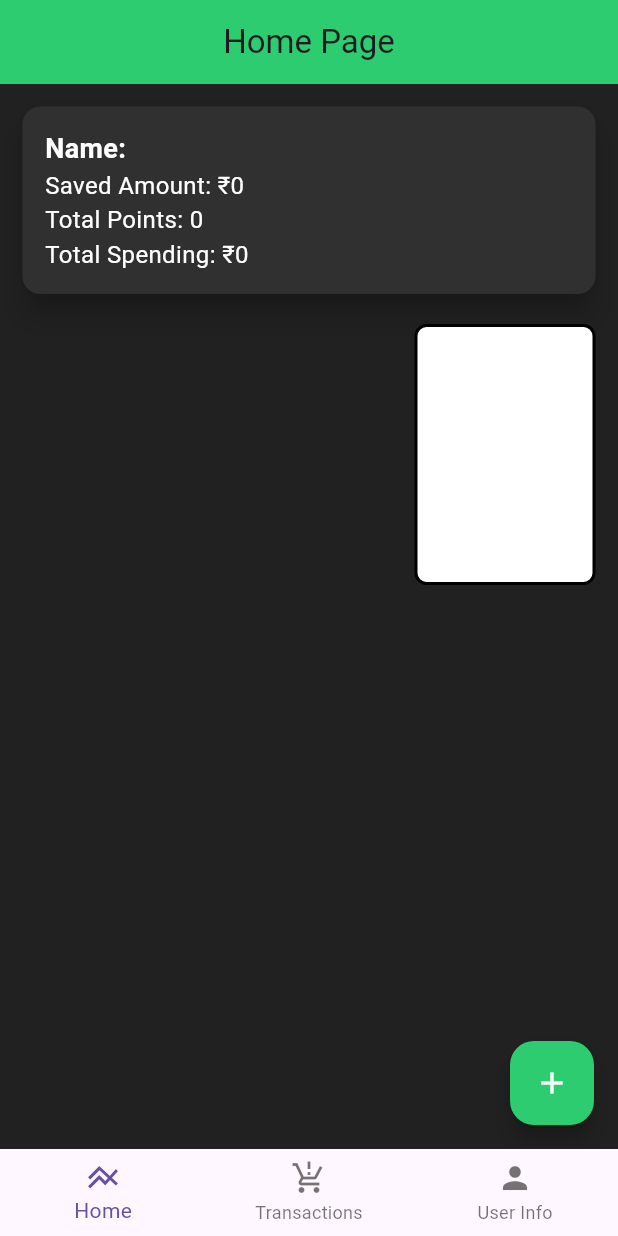
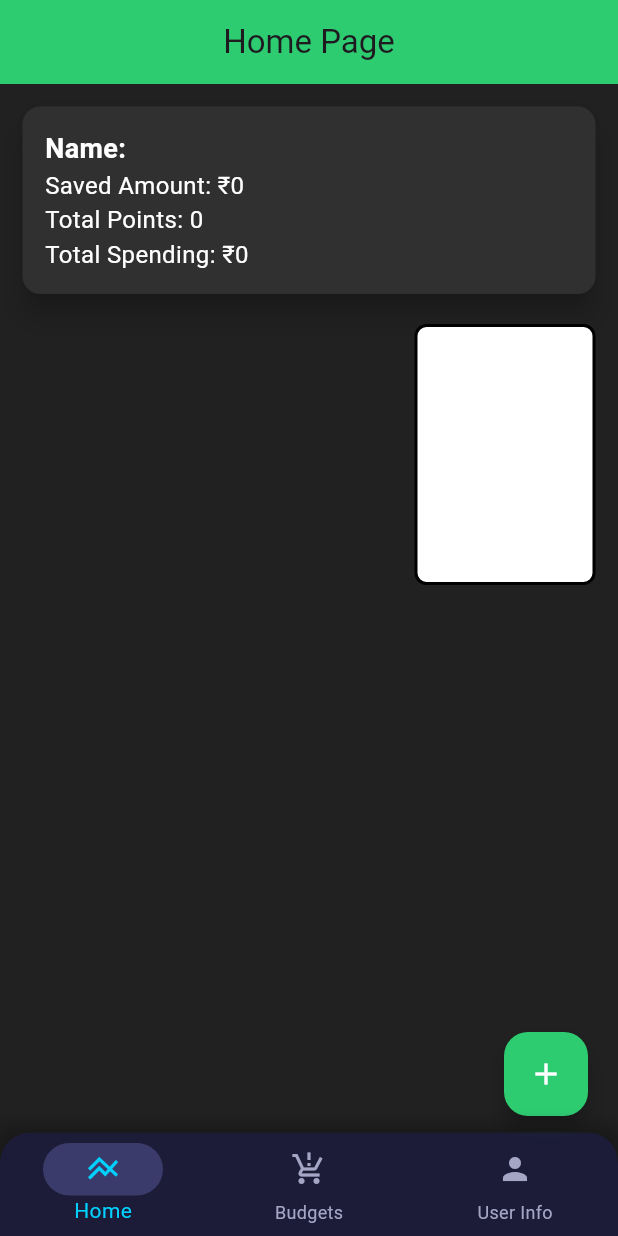
Before and after one commit to viking316/MiniProject, a Flutter app: the screen it shows after launch, on a phone screen of 412 x 824 dp. Run offline on Flutter 3.47's test engine with Material 3 defaults, Android fonts, the phone set to English and light mode, and no system bars; drawn by our look-alikes of fl_chart; our stand-ins replace cloud_firestore, firebase_core, font_awesome_flutter; accounts and stored records are empty.

```diff
--- a/lib/HomePage.dart
+++ b/lib/HomePage.dart
@@ -119,7 +119,6 @@ class _HomePageState extends State<HomePage> {
       ),
     );
   }
-
 @override
 Widget build(BuildContext context) {
   return Scaffold(
@@ -129,10 +128,16 @@ class _HomePageState extends State<HomePage> {
       backgroundColor: const Color(0xFF2ECC71),
       centerTitle: true,
     ),
-      body: isLoading
-          ? const Center(child: CircularProgressIndicator())
-          : Padding(
-              padding: const EdgeInsets.all(15.0),
+    body: Stack(
+      children: [
+        // Main content
+        Padding(
+          padding: const EdgeInsets.only(
+            left: 15.0,
+            right: 15.0,
+            top: 15.0,
+            bottom: 80.0, // Increased bottom padding for content
+          ),
           child: Column(
             crossAxisAlignment: CrossAxisAlignment.stretch,
             children: [
@@ -158,19 +163,24 @@ class _HomePageState extends State<HomePage> {
                         Text(
                           'Name: $userName',
                           style: const TextStyle(
-                                  fontSize: 18, fontWeight: FontWeight.bold, color: Colors.white),
+                              fontSize: 18,
+                              fontWeight: FontWeight.bold,
+                              color: Colors.white),
                         ),
                         Text(
                           'Saved Amount: ₹$savedAmount',
-                              style: const TextStyle(fontSize: 16, color: Colors.white),
+                          style:
+                              const TextStyle(fontSize: 16, color: Colors.white),
                         ),
                         Text(
                           'Total Points: $totalPoints',
-                              style: const TextStyle(fontSize: 16, color: Colors.white),
+                          style:
+                              const TextStyle(fontSize: 16, color: Colors.white),
                         ),
                         Text(
                           'Total Spending: ₹$totalSpending',
-                              style: const TextStyle(fontSize: 16, color: Colors.white),
+                          style:
+                              const TextStyle(fontSize: 16, color: Colors.white),
                         ),
                       ],
                     ),
@@ -209,11 +219,19 @@ class _HomePageState extends State<HomePage> {
             ],
           ),
         ),
-      floatingActionButton: AddTransactionFAB(
+        // Floating Action Button
+        Positioned(
+          bottom: 80, // Fixed position above the navigation bar
+          right: 20,  // Fixed position from the right edge
+          child: AddTransactionFAB(
             firestore: FirebaseFirestore.instance,
+          ),
+        ),
+      ],
     ),
   );
 }
+
 }
 
 class UserInfoPage extends StatelessWidget {
@@ -222,6 +240,7 @@ class UserInfoPage extends StatelessWidget {
   @override
   Widget build(BuildContext context) {
     return Scaffold(
+
       appBar: AppBar(
         title: const Text("User Info"),
         backgroundColor: const Color(0xFF2ECC71),
--- a/lib/Transactionspage.dart
+++ b/lib/Transactionspage.dart
@@ -37,7 +37,7 @@ class _TransactionsPageState extends State<TransactionsPage> {
     if (date is String) {
       return date;
     } else if (date is DateTime) {
-      return '${date.day}/${date.month}/${date.year}';
+      return '${date.day}/${date.month}/${date.year} \n ${date.hour}:${date.minute}';
     } else if (date is int) {
       DateTime dateTime = DateTime.fromMillisecondsSinceEpoch(date * 1000);
       return '${dateTime.day}/${dateTime.month}/${dateTime.year}';
@@ -105,7 +105,7 @@ class _TransactionsPageState extends State<TransactionsPage> {
                 subtitle: Column(
                   crossAxisAlignment: CrossAxisAlignment.start,
                   children: [
-                    Text('Amount: \$${amount.toStringAsFixed(2)}'),
+                    Text('Amount: \₹${amount.toStringAsFixed(2)}'),
                     Text('Type: $type'),
                   ],
                 ),
--- a/lib/main.dart
+++ b/lib/main.dart
@@ -5,6 +5,8 @@ import 'package:flutter/material.dart';
 import 'package:miniproject/BudgetsPage.dart';
 import 'package:miniproject/HomePage.dart';
 import 'package:firebase_core/firebase_core.dart';
+
+// import 'Transactionspage.dart';
 
 // DO NOT REMOVE THE THREE METHODS BELOW
 
@@ -97,63 +99,73 @@ class MyApp extends StatefulWidget {
   @override
   _MyAppState createState() => _MyAppState();
 }
+// import 'package:flutter/material.dart';
+// import 'dart:ui';
 
 class _MyAppState extends State<MyApp> {
   int _selectedpage = 0;
 
-  void _updatepage(int towhat) {
+  // List of pages to display in the bottom navigation
+  final List<Widget> _pages = [
+    HomePage(), // Replace with your actual Home Page widget
+    BudgetsPage(), // Replace with your actual Budgets Page widget
+    UserInfoPage(), // Add a User Info page widget
+  ];
+
+  void _updatepage(int index) {
     setState(() {
-      _selectedpage = towhat;
+      _selectedpage = index;
     });
   }
-
-  final List _pages = [
-    const HomePage(),
-    const BudgetsPage(),
-    const UserInfoPage(),
-  ];
-  // IconData apparal = FontAwesomeIcons.shirt;
-  // IconData  beauty = FontAwesomeIcons.sprayCanSparkles;
-  // IconData education = FontAwesomeIcons.userGraduate;
-  // IconData Entertainment = FontAwesomeIcons.tv;
-  // IconData Food = FontAwesomeIcons.utensils;
-  // IconData gift = FontAwesomeIcons.gifts;
-  // IconData groceries= FontAwesomeIcons.appleWhole;
-  // IconData household = FontAwesomeIcons.houseLaptop;
-  // IconData other = FontAwesomeIcons.wrench;
-  // IconData petty= FontAwesomeIcons.moneyBill;
-  // IconData self_dev = FontAwesomeIcons.personRays;
-  // IconData social = FontAwesomeIcons.shareNodes;
-  // IconData Transport= FontAwesomeIcons.trainSubway;
-  // IconData a = FontAwesomeIcons.shirt;
-
 @override
 Widget build(BuildContext context) {
   return MaterialApp(
     home: Scaffold(
+      backgroundColor: Colors.grey[900], // Match your background color
+      extendBody: true, // This is important - it allows the body to extend behind the navigation bar
       body: _pages[_selectedpage],
-        bottomNavigationBar: ClipRRect(
+      bottomNavigationBar: Container(
+        decoration: BoxDecoration(
+          boxShadow: [
+            BoxShadow(
+              color: Colors.black.withOpacity(0.3),
+              blurRadius: 10,
+              spreadRadius: 2,
+              offset: const Offset(0, -2),
+            ),
+          ],
+        ),
+        child: ClipRRect(
+          borderRadius: const BorderRadius.only(
+            topLeft: Radius.circular(20.0),
+            topRight: Radius.circular(20.0),
+          ),
           child: BackdropFilter(
             filter: ImageFilter.blur(sigmaX: 10, sigmaY: 10),
             child: Container(
+              decoration: BoxDecoration(
+                color: const Color(0xFF1C1C3C).withOpacity(0.9),
+                borderRadius: const BorderRadius.only(
+                  topLeft: Radius.circular(20.0),
+                  topRight: Radius.circular(20.0),
+                ),
+              ),
               child: BottomNavigationBar(
                 type: BottomNavigationBarType.fixed,
                 currentIndex: _selectedpage,
                 onTap: _updatepage,
-                items: const [
-                  BottomNavigationBarItem(
-                    icon: Icon(Icons.line_axis_sharp),
-                    label: "Home",
+                backgroundColor: Colors.transparent,
+                selectedItemColor: const Color(0xFF00D1FF),
+                unselectedItemColor: const Color(0xFFA5A5C5),
+                showSelectedLabels: true,
+                showUnselectedLabels: true,
+                elevation: 0,
+                items: [
+                  _buildNavItem(Icons.line_axis_sharp, "Home", 0),
+                  _buildNavItem(Icons.production_quantity_limits_sharp, "Budgets", 1),
+                  _buildNavItem(Icons.person, "User Info", 2),
+                ],
               ),
-                  BottomNavigationBarItem(
-                    icon: Icon(Icons.production_quantity_limits_sharp),
-                    label: "Transactions",
-                  ),
-                  BottomNavigationBarItem(
-                    icon: Icon(Icons.person),
-                    label: "User Info", // New button for User Info page
-                  ),
-                ],
             ),
           ),
         ),
@@ -161,6 +173,24 @@ class _MyAppState extends State<MyApp> {
     ),
   );
 }
+
+BottomNavigationBarItem _buildNavItem(IconData icon, String label, int index) {
+  bool isSelected = _selectedpage == index;
+  return BottomNavigationBarItem(
+    icon: Container(
+      width: 80,
+      height: 35,
+      alignment: Alignment.center,
+      decoration: isSelected
+          ? BoxDecoration(
+              color: const Color(0xFF3B3B6B),
+              borderRadius: BorderRadius.circular(20),
+            )
+          : null,
+      child: Icon(icon, size: 24),
+    ),
+    label: label,
+  );
 }
 
 
@@ -184,3 +214,4 @@ class _MyAppState extends State<MyApp> {
 //   }
 // }
 // print("amazing");
+}
```
Also changed, not shown: lib/BudgetsPage.dart (+22 -10 lines), lib/widgets.dart (+258 -168 lines). Lines whose indentation alone changed are shown as unchanged.
